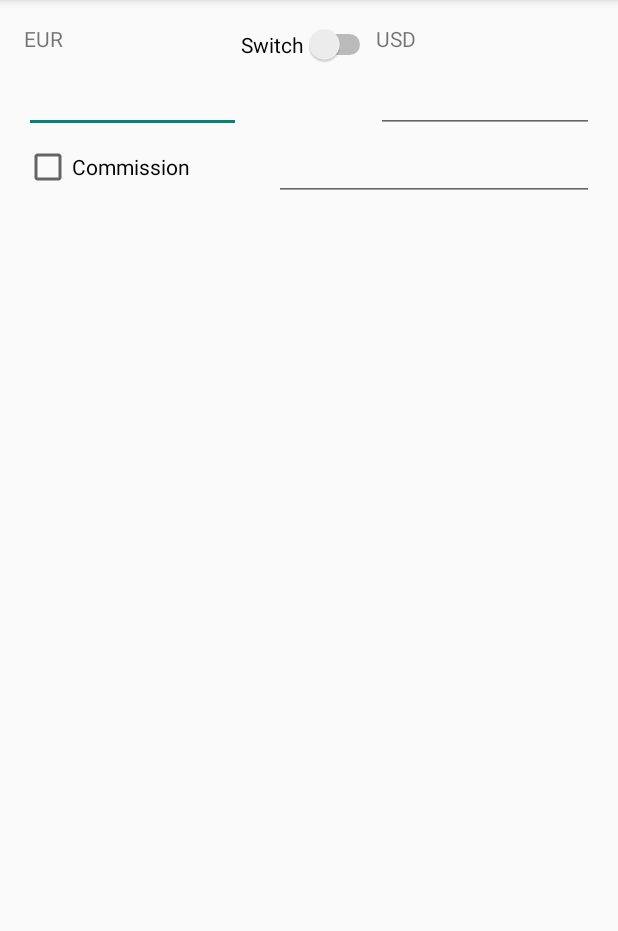
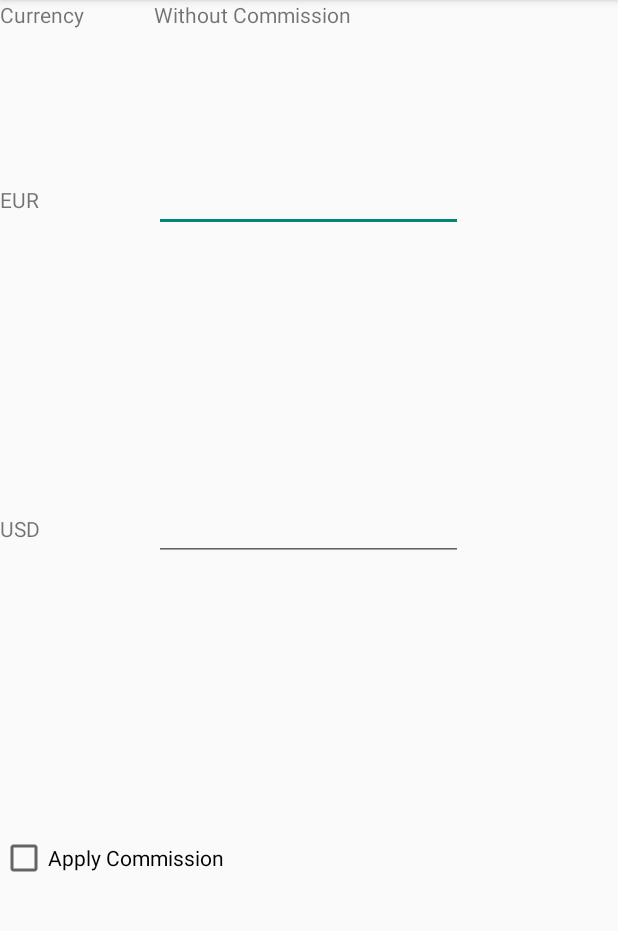
Before and after one commit to fitigf15/AndroidStudioProjects, an Android app: the screen it shows after launch (MainActivity), on a phone screen of 412 x 824 dp, the part 84-1015 px from its top. Run offline under Robolectric (Android 15) with nearby library versions, the phone set to English and light mode, and no system bars; libraries missing offline, so code that uses them is left out: junit.framework.

Commit message:
Switched to linear layouts

```diff
--- a/CurrencyConverter/app/src/main/java/com/example/victor/currencyconverter/MainActivity.java
+++ b/CurrencyConverter/app/src/main/java/com/example/victor/currencyconverter/MainActivity.java
@@ -2,16 +2,113 @@ package com.example.victor.currencyconverter;
 
 import android.support.v7.app.ActionBarActivity;
 import android.os.Bundle;
+import android.text.Editable;
+import android.text.TextWatcher;
 import android.view.Menu;
 import android.view.MenuItem;
+import android.view.View;
+import android.widget.Button;
+import android.widget.CheckBox;
+import android.widget.CompoundButton;
+import android.widget.EditText;
+import android.widget.TextView;
+
+import junit.framework.TestCase;
 
 
 public class MainActivity extends ActionBarActivity {
+    private double m_euroValue = 1.13;
 
     @Override
     protected void onCreate(Bundle savedInstanceState) {
         super.onCreate(savedInstanceState);
         setContentView(R.layout.activity_main);
+        final TextView textDollar = (TextView) findViewById(R.id.textDollar);
+        final TextView textEuro = (TextView) findViewById(R.id.textEuro);
+        final TextView textWc = (TextView) findViewById(R.id.textWc);
+        final TextView textC = (TextView) findViewById(R.id.textC);
+        final TextView textNc = (TextView) findViewById(R.id.textNc);
+        final TextView textEuroWc = (TextView) findViewById(R.id.textEuroWc);
+        final TextView textDollarWc = (TextView) findViewById(R.id.textDollarWc);
+        final EditText editDollar = (EditText) findViewById(R.id.editDollar);
+        final EditText editEuro = (EditText) findViewById(R.id.editEuro);
+        final EditText editCommission = (EditText) findViewById(R.id.editCommission);
+        final CheckBox checkCommission = (CheckBox) findViewById(R.id.checkCommission);
+        textWc.setVisibility(View.INVISIBLE);
+        textEuroWc.setVisibility(View.INVISIBLE);
+        textDollarWc.setVisibility(View.INVISIBLE);
+        editCommission.setVisibility(View.INVISIBLE);
+        editDollar.addTextChangedListener(new TextWatcher() {
+            @Override
+            public void beforeTextChanged(CharSequence s, int start, int count, int after) {
+
+            }
+
+            @Override
+            public void onTextChanged(CharSequence s, int start, int before, int count) {
+                editEuro.setText(String.valueOf(Double.parseDouble((String) s)*m_euroValue));
+            }
+
+            @Override
+            public void afterTextChanged(Editable s) {
+
+            }
+        });
+        editEuro.addTextChangedListener(new TextWatcher() {
+            @Override
+            public void beforeTextChanged(CharSequence s, int start, int count, int after) {
+
+            }
+
+            @Override
+            public void onTextChanged(CharSequence s, int start, int before, int count) {
+                editDollar.setText(String.valueOf(Double.parseDouble((String) s)/m_euroValue));
+
+            }
+
+            @Override
+            public void afterTextChanged(Editable s) {
+
+            }
+        });
+        editCommission.addTextChangedListener(new TextWatcher() {
+            @Override
+            public void beforeTextChanged(CharSequence s, int start, int count, int after) {
+
+            }
+
+            @Override
+            public void onTextChanged(CharSequence s, int start, int before, int count) {
+                if(Double.parseDouble((String)s)>0){
+
+                }else{
+
+                }
+            }
+
+            @Override
+            public void afterTextChanged(Editable s) {
+
+            }
+        });
+        checkCommission.setOnCheckedChangeListener(new CompoundButton.OnCheckedChangeListener() {
+            @Override
+            public void onCheckedChanged(CompoundButton buttonView, boolean isChecked) {
+                if(isChecked){
+                    textWc.setVisibility(View.VISIBLE);
+                    textEuroWc.setVisibility(View.VISIBLE);
+                    textDollarWc.setVisibility(View.VISIBLE);
+                    editCommission.setVisibility(View.VISIBLE);
+                }else{
+                    textWc.setVisibility(View.INVISIBLE);
+                    textEuroWc.setVisibility(View.INVISIBLE);
+                    textDollarWc.setVisibility(View.INVISIBLE);
+                    editCommission.setVisibility(View.INVISIBLE);
+                }
+            }
+        });
+
+
     }
 
 
--- a/CurrencyConverter/app/src/main/res/layout/activity_main.xml
+++ b/CurrencyConverter/app/src/main/res/layout/activity_main.xml
@@ -1,85 +1,109 @@
-<RelativeLayout xmlns:android="http://schemas.android.com/apk/res/android"
-    xmlns:tools="http://schemas.android.com/tools" android:layout_width="match_parent"
-    android:layout_height="match_parent" android:paddingLeft="@dimen/activity_horizontal_margin"
-    android:paddingRight="@dimen/activity_horizontal_margin"
-    android:paddingTop="@dimen/activity_vertical_margin"
-    android:paddingBottom="@dimen/activity_vertical_margin" tools:context=".MainActivity">
+<LinearLayout
+    xmlns:tools="http://schemas.android.com/tools"
+    tools:context=".MainActivity"
+    xmlns:android="http://schemas.android.com/apk/res/android"
+    android:orientation="vertical"
+    android:layout_width="fill_parent"
+    android:layout_height="fill_parent">
+    <LinearLayout
+        android:orientation="horizontal"
+        android:layout_width="fill_parent"
+        android:layout_height="0dp"
+        android:layout_weight="0.5">
+        <TextView
+            android:layout_width="0dp"
+            android:layout_weight="1"
+            android:id="@+id/textC"
+            android:text="@string/currency"
+            android:layout_height="wrap_content"/>
+        <TextView
+            android:layout_width="0dp"
+            android:layout_weight="2"
+            android:id="@+id/textNc"
+            android:text="@string/nc"
+            android:layout_height="wrap_content"/>
+        <TextView
+            android:layout_width="0dp"
+            android:layout_weight="1"
+            android:id="@+id/textWc"
+            android:text="@string/wc"
+            android:layout_height="wrap_content"/>
+
+    </LinearLayout>
+    <LinearLayout
+
+        android:orientation="horizontal"
+        android:layout_width="fill_parent"
+        android:layout_height="0dp"
+        android:layout_weight="1">
 
         <TextView
-        android:layout_width="wrap_content"
+            android:layout_width="0dp"
+            android:layout_weight="1"
             android:layout_height="wrap_content"
             android:text="@string/euro"
-        android:id="@+id/textLeft"
-        android:layout_alignParentTop="true"
-        android:layout_alignParentLeft="true"
-        android:layout_alignParentStart="true"
-        android:layout_toLeftOf="@+id/switchEUR_USD"
-        android:layout_toStartOf="@+id/switchEUR_USD"
-        android:layout_alignBottom="@+id/switchEUR_USD" />
-
-    <TextView
-        android:layout_width="wrap_content"
-        android:layout_height="wrap_content"
-        android:text="@string/dollar"
-        android:id="@+id/textRight"
-        android:layout_alignParentRight="true"
-        android:layout_alignParentEnd="true"
-        android:layout_alignParentTop="true"
-        android:layout_toRightOf="@+id/switchEUR_USD"
-        android:layout_toEndOf="@+id/switchEUR_USD"
-        android:layout_alignBottom="@+id/switchEUR_USD" />
+            android:id="@+id/textEuro" />
 
         <EditText
-        android:layout_width="wrap_content"
+            android:layout_width="0dp"
+            android:layout_weight="2"
             android:layout_height="wrap_content"
             android:inputType="numberDecimal"
             android:ems="10"
-        android:id="@+id/editLeft"
-        android:layout_below="@+id/textLeft"
-        android:layout_alignParentLeft="true"
-        android:layout_alignParentStart="true"
-        android:layout_alignRight="@+id/textLeft"
-        android:layout_alignEnd="@+id/textLeft" />
+            android:id="@+id/editEuro"/>
+        <TextView
+            android:layout_width="0dp"
+            android:layout_weight="1"
+            android:layout_height="wrap_content"
+            android:id="@+id/textEuroWc" />
+    </LinearLayout>
+
+    <LinearLayout
+        android:orientation="horizontal"
+        android:layout_width="fill_parent"
+        android:layout_height="0dp"
+        android:layout_weight="1">
+
+        <TextView
+            android:layout_width="0dp"
+            android:layout_weight="1"
+            android:layout_height="wrap_content"
+            android:text="@string/dollar"
+            android:id="@+id/textDollar" />
 
         <EditText
-        android:layout_width="wrap_content"
+            android:layout_width="0dp"
+            android:layout_weight="2"
             android:layout_height="wrap_content"
             android:inputType="numberDecimal"
             android:ems="10"
-        android:id="@+id/editRight"
-        android:layout_below="@+id/textRight"
-        android:layout_alignParentRight="true"
-        android:layout_alignParentEnd="true"
-        android:layout_alignLeft="@+id/textRight"
-        android:layout_alignStart="@+id/textRight" />
+            android:id="@+id/editDollar"/>
+        <TextView
+            android:layout_width="0dp"
+            android:layout_weight="1"
+            android:layout_height="wrap_content"
+            android:id="@+id/textDollarWc" />
+    </LinearLayout>
+
+    <LinearLayout
+        android:orientation="horizontal"
+        android:layout_width="fill_parent"
+        android:layout_height="0dp"
+        android:layout_weight="1">
 
         <CheckBox
-        android:layout_width="wrap_content"
+            android:layout_width="0dp"
+            android:layout_weight="2"
             android:layout_height="wrap_content"
             android:text="@string/commission"
-        android:id="@+id/checkCommission"
-        android:layout_alignParentLeft="true"
-        android:layout_alignParentStart="true"
-        android:layout_below="@+id/editLeft"
-        android:layout_alignBottom="@+id/editCommission"
-        android:layout_toLeftOf="@+id/editCommission"
-        android:layout_toStartOf="@+id/editCommission" />
+            android:id="@+id/checkCommission" />
 
         <EditText
-        android:layout_width="wrap_content"
+            android:layout_width="0dp"
+            android:layout_weight="2"
             android:layout_height="wrap_content"
             android:inputType="numberDecimal"
             android:ems="10"
-        android:id="@+id/editCommission"
-        android:layout_below="@+id/editRight"
-        android:layout_alignParentRight="true"
-        android:layout_alignParentEnd="true" />
-
-    <Switch
-        android:layout_width="wrap_content"
-        android:layout_height="wrap_content"
-        android:text="@string/switchEUR_USD"
-        android:id="@+id/switchEUR_USD"
-        android:layout_alignParentTop="true"
-        android:layout_centerHorizontal="true" />
-</RelativeLayout>
+            android:id="@+id/editCommission" />
+    </LinearLayout>
+</LinearLayout>
--- a/CurrencyConverter/app/src/main/res/values/strings.xml
+++ b/CurrencyConverter/app/src/main/res/values/strings.xml
@@ -2,9 +2,10 @@
     <string name="app_name">CurrencyConverter</string>
     <string name="euro">EUR</string>
     <string name="dollar">USD</string>
-    <string name="commission">Commission</string>
+    <string name="commission">Apply Commission</string>
     <string name="title">Currency converter</string>
-    <string name="switchEUR_USD">Switch</string>
     <string name="action_settings">Settings</string>
-    <string name="CADET">CADET!!!</string>
+    <string name="currency">Currency</string>
+    <string name="wc">With Commission</string>
+    <string name="nc">Without Commission</string>
 </resources>
```
Lines whose indentation alone changed are shown as unchanged.
